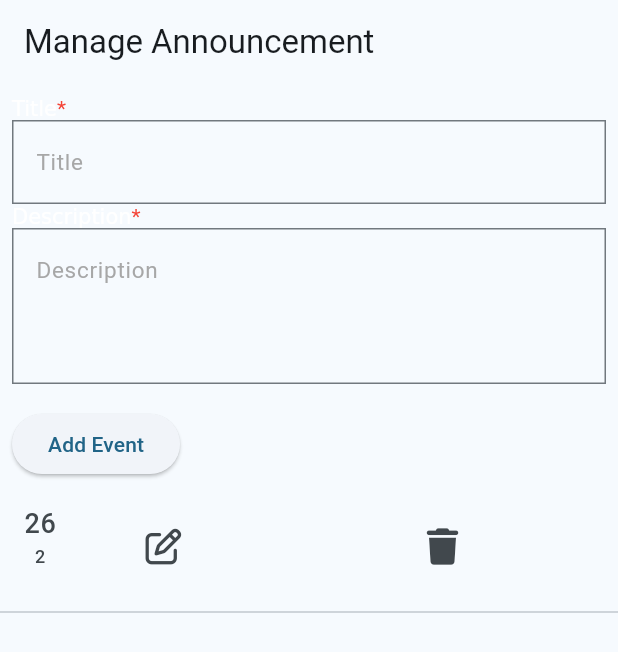
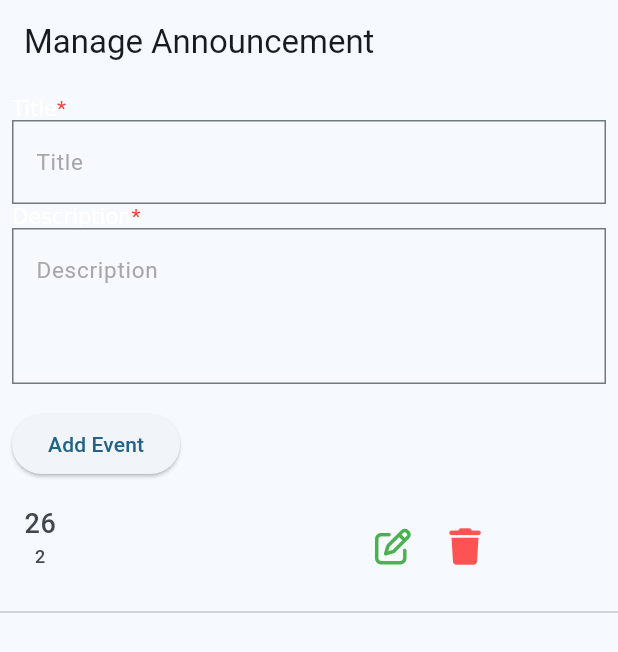
Before and after one commit to Mukund-K91/ecollege_admin_panel, a Flutter app: the EventListPage screen opened directly, after a tap on "Add Event", on a phone screen of 412 x 824 dp. Shown: the top 652 px of the screen. Run offline on Flutter 3.47's test engine with Material 3 defaults, Android fonts, the phone set to English and light mode, and no system bars; drawn by our look-alikes of readmore; our stand-ins replace cloud_firestore, file_picker, firebase_core, firebase_storage, font_awesome_flutter; accounts and stored records are empty.

Commit message:
Notice Page

```diff
--- a/lib/announcement.dart
+++ b/lib/announcement.dart
@@ -4,6 +4,7 @@ import 'package:flutter/material.dart';
 import 'package:cloud_firestore/cloud_firestore.dart';
 import 'package:flutter/widgets.dart';
 import 'package:font_awesome_flutter/font_awesome_flutter.dart';
+import 'package:intl/intl.dart';
 import 'package:readmore/readmore.dart';
 
 class Event {
@@ -116,6 +117,7 @@ class _EventListPageState extends State<EventListPage> {
               itemBuilder: (context, index) {
                 Event event = events[index];
                 bool isExpanded = isExpandedMap[event.title] ?? false;
+                String _date=DateFormat('dd-MMMM-yyyy').format(event.date);
 
                 return Column(
                   children: [
@@ -142,18 +144,18 @@ class _EventListPageState extends State<EventListPage> {
                         colorClickableText: Colors.grey,
                         trimExpandedText: '-Show less',
                       ),
-                      trailing: Row(
-                        children: [
-                          Expanded(
-                              child: IconButton(
-                                  onPressed: () {},
-                                  icon: Icon(FontAwesomeIcons.edit))),
-                          Expanded(
-                            child: IconButton(
+                      trailing:SizedBox(
+                        width: 150,
+                        child: Row(
+                          children: [
+                            IconButton(
                                 onPressed: () {},
-                                icon: Icon(FontAwesomeIcons.trash)),
-                          ),
-                        ],
+                                icon: Icon(FontAwesomeIcons.edit,color: Colors.green,)),
+                            IconButton(
+                                onPressed: () {},
+                                icon: Icon(FontAwesomeIcons.trash,color: Colors.redAccent,)),
+                          ],
+                        ),
                       ),
                     ),
                     Divider(),
```
Also changed, not shown: pubspec.lock.
